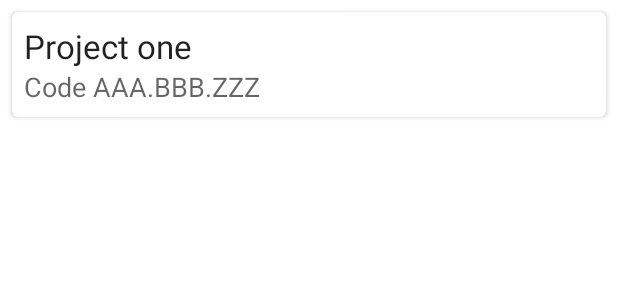
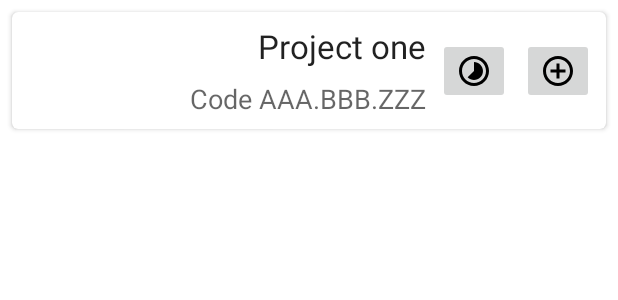
Before and after one commit to olivierperez/crapp, an Android app: the layout item_timesheet.xml on its own in the app's theme, with its tools: preview values and no code run, on a phone screen of 412 x 824 dp. Shown: the top 300 px of the screen. Run offline under Robolectric (Android 15) with nearby library versions, the light colour scheme and no system bars.

Commit message:
Modify entry item layout to add 2 image buttons

```diff
--- a/build.gradle
+++ b/build.gradle
@@ -52,6 +52,7 @@ ext {
             supportDesign     : "com.android.support:design:${version.support}",
             recyclerView      : "com.android.support:recyclerview-v7:${version.support}",
             cardView          : "com.android.support:cardview-v7:${version.support}",
+            constraintLayout  : 'com.android.support.constraint:constraint-layout:1.0.2',
             multidex          : 'com.android.support:multidex:1.0.1',
 
             dagger            : "com.google.dagger:dagger:${version.dagger}",
--- a/feature-timesheet/build.gradle
+++ b/feature-timesheet/build.gradle
@@ -14,6 +14,7 @@ android {
 
         testInstrumentationRunner "android.support.test.runner.AndroidJUnitRunner"
 
+        vectorDrawables.useSupportLibrary = true
     }
     buildTypes {
         release {
@@ -50,6 +51,7 @@ dependencies {
     // Support
     implementation lib.appcompat
     implementation lib.cardView
+    implementation lib.constraintLayout
 
     // UI
     implementation 'com.github.tinsukE:icekick:0.2'
--- a/feature-timesheet/src/main/res/layout/item_add.xml
+++ /dev/null
@@ -1,15 +0,0 @@
-<?xml version="1.0" encoding="utf-8"?>
-<FrameLayout xmlns:android="http://schemas.android.com/apk/res/android"
-    android:layout_width="match_parent"
-    android:layout_height="wrap_content">
-
-    <ImageView
-        android:layout_width="64dp"
-        android:layout_height="64dp"
-        android:layout_gravity="center"
-        android:background="?attr/selectableItemBackgroundBorderless"
-        android:contentDescription="@string/desc_add_project"
-        android:padding="12dp"
-        android:src="@drawable/ic_add_circle" />
-
-</FrameLayout>
--- a/feature-timesheet/src/main/res/layout/item_timesheet.xml
+++ b/feature-timesheet/src/main/res/layout/item_timesheet.xml
@@ -7,26 +7,75 @@
     android:layout_margin="8dp"
     card_view:cardCornerRadius="4dp">
 
-    <LinearLayout
+    <android.support.constraint.ConstraintLayout
         android:layout_width="match_parent"
-        android:layout_height="wrap_content"
-        android:background="?attr/selectableItemBackground"
-        android:orientation="vertical"
-        android:padding="8dp">
+        android:layout_height="match_parent"
+        android:background="?attr/selectableItemBackground">
 
         <TextView
             android:id="@+id/project_name"
-            android:layout_width="match_parent"
+            android:layout_width="0dp"
             android:layout_height="wrap_content"
+            android:layout_marginEnd="8dp"
+            android:layout_marginLeft="8dp"
+            android:layout_marginRight="8dp"
+            android:layout_marginStart="8dp"
+            android:layout_marginTop="8dp"
             android:textAppearance="?android:attr/textAppearanceLarge"
+            card_view:layout_constraintEnd_toStartOf="@+id/remove_time"
+            card_view:layout_constraintHorizontal_bias="0.0"
+            card_view:layout_constraintLeft_toLeftOf="parent"
+            card_view:layout_constraintRight_toLeftOf="@+id/remove_time"
+            card_view:layout_constraintTop_toTopOf="parent"
             tools:text="Project one" />
 
         <TextView
             android:id="@+id/project_code"
-            android:layout_width="match_parent"
+            android:layout_width="0dp"
             android:layout_height="wrap_content"
+            android:layout_marginBottom="8dp"
+            android:layout_marginEnd="8dp"
+            android:layout_marginLeft="8dp"
+            android:layout_marginRight="8dp"
+            android:layout_marginStart="8dp"
+            android:layout_marginTop="8dp"
             android:textAppearance="?android:attr/textAppearanceMedium"
+            card_view:layout_constraintBottom_toBottomOf="parent"
+            card_view:layout_constraintEnd_toStartOf="@+id/remove_time"
+            card_view:layout_constraintHorizontal_bias="0.0"
+            card_view:layout_constraintLeft_toLeftOf="parent"
+            card_view:layout_constraintRight_toLeftOf="@+id/remove_time"
+            card_view:layout_constraintTop_toBottomOf="@+id/project_name"
             tools:text="Code AAA.BBB.ZZZ" />
-    </LinearLayout>
+
+        <ImageButton
+            android:id="@+id/remove_time"
+            android:layout_width="wrap_content"
+            android:layout_height="wrap_content"
+            android:layout_marginBottom="8dp"
+            android:layout_marginEnd="8dp"
+            android:layout_marginRight="8dp"
+            android:layout_marginTop="8dp"
+            android:contentDescription="@string/time_entry_remove_one_hour"
+            card_view:layout_constraintBottom_toBottomOf="parent"
+            card_view:layout_constraintEnd_toStartOf="@+id/add_time"
+            card_view:layout_constraintTop_toTopOf="parent"
+            card_view:srcCompat="@drawable/ic_timesheet" />
+
+        <ImageButton
+            android:id="@+id/add_time"
+            android:layout_width="wrap_content"
+            android:layout_height="wrap_content"
+            android:layout_marginBottom="8dp"
+            android:layout_marginEnd="8dp"
+            android:layout_marginRight="8dp"
+            android:layout_marginTop="8dp"
+            android:contentDescription="@string/time_entry_add_one_hour"
+            card_view:layout_constraintBottom_toBottomOf="parent"
+            card_view:layout_constraintEnd_toEndOf="parent"
+            card_view:layout_constraintTop_toTopOf="parent"
+            card_view:srcCompat="@drawable/ic_add_circle" />
+
+    </android.support.constraint.ConstraintLayout>
 
 </android.support.v7.widget.CardView>
--- a/feature-timesheet/src/main/res/values/strings.xml
+++ b/feature-timesheet/src/main/res/values/strings.xml
@@ -5,4 +5,7 @@
     <string name="project_code">Project code</string>
     <string name="project_name">Name</string>
     <string name="project_add">Add</string>
+
+    <string name="time_entry_remove_one_hour">Remove one hour</string>
+    <string name="time_entry_add_one_hour">Add one hour</string>
 </resources>
```
